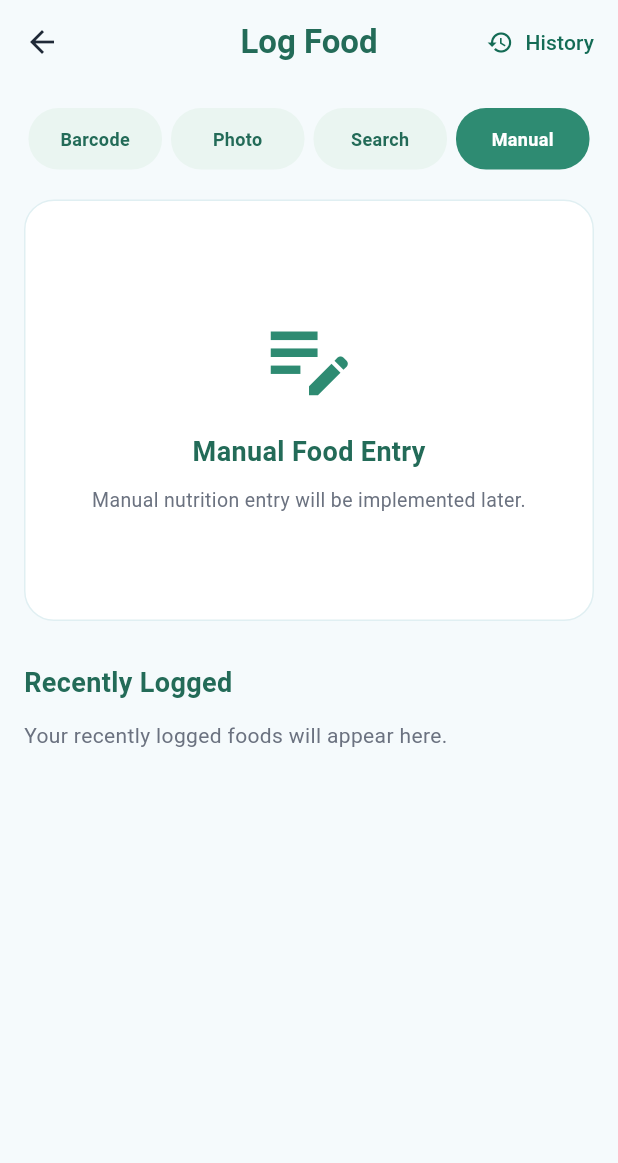
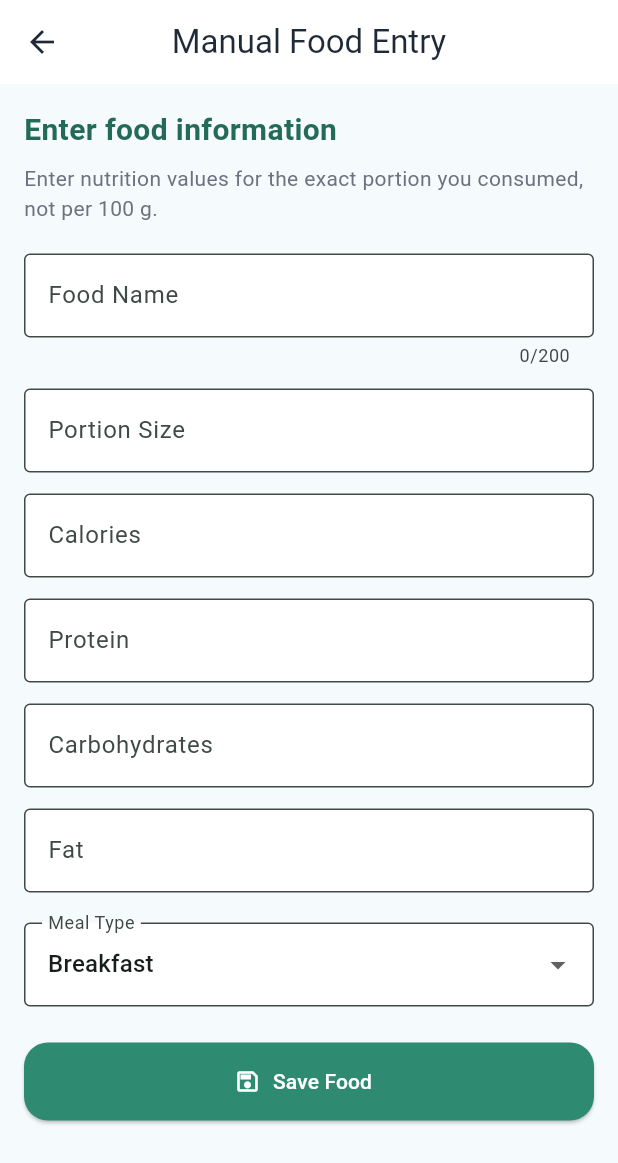
Before and after one commit to tpramuditha/nutriguard_app, a Flutter app: the FoodScannerPage screen opened by its route, after a tap on "Type Manually", on a phone screen of 412 x 824 dp. Shown: the top 1163 px of the screen. Run offline on Flutter 3.47's test engine with Material 3 defaults, Android fonts, the phone set to English and light mode, and no system bars; our stand-ins replace cloud_firestore, firebase_auth, firebase_core, image_picker; missing offline and left inert: google_mlkit_text_recognition, mobile_scanner; accounts and stored records are empty.

Commit message:
Implement manual food entry and quick re-logging

```diff
--- /dev/null
+++ b/nutriguard_app/lib/features/food_scanner/data/services/food_relog_mapper.dart
@@ -0,0 +1,29 @@
+import '../models/food_log_model.dart';
+import '../models/food_model.dart';
+
+class FoodRelogMapper {
+  static FoodModel fromFoodLog(FoodLogModel log) {
+    if (!log.grams.isFinite || log.grams <= 0 || log.grams > 5000) {
+      throw ArgumentError('Invalid portion size in saved food log.');
+    }
+
+    final values = [log.calories, log.protein, log.carbs, log.fat];
+
+    if (values.any((value) => !value.isFinite || value < 0)) {
+      throw ArgumentError('Invalid nutrition values in saved food log.');
+    }
+
+    final factor = 100 / log.grams;
+
+    return FoodModel(
+      id: log.foodId,
+      name: log.foodName,
+      brand: log.brand,
+      source: log.source,
+      caloriesPer100g: log.calories * factor,
+      proteinPer100g: log.protein * factor,
+      carbsPer100g: log.carbs * factor,
+      fatPer100g: log.fat * factor,
+    );
+  }
+}
--- a/nutriguard_app/lib/features/food_scanner/presentation/pages/food_scanner_page.dart
+++ b/nutriguard_app/lib/features/food_scanner/presentation/pages/food_scanner_page.dart
@@ -7,8 +7,11 @@ import '../widgets/barcode_scanner_view.dart';
 import '../../data/repositories/food_repository.dart';
 import '../../data/models/food_log_model.dart';
 import '../../data/repositories/food_log_repository.dart';
+import '../../data/services/food_relog_mapper.dart';
 import '../widgets/food_portion_sheet.dart';
+import '../widgets/recently_logged_foods.dart';
 import 'food_search_page.dart';
+import 'manual_food_entry_page.dart';
 
 class FoodScannerPage extends StatefulWidget {
   const FoodScannerPage({super.key});
@@ -20,6 +23,8 @@ class FoodScannerPage extends StatefulWidget {
 class _FoodScannerPageState extends State<FoodScannerPage> {
   int _selectedTab = 0;
   int _scannerSession = 0;
+  int _recentFoodsVersion = 0;
+  bool _isRelogging = false;
 
   final FoodRepository _foodRepository = FoodRepository();
 
@@ -114,6 +119,95 @@ class _FoodScannerPageState extends State<FoodScannerPage> {
     );
   }
 
+  Future<void> _relogRecentFood(FoodLogModel previousLog) async {
+    if (_isRelogging || !mounted) return;
+
+    _isRelogging = true;
+
+    try {
+      // Reconstruct per-100g nutrition from the saved log.
+      final food = FoodRelogMapper.fromFoodLog(previousLog);
+
+      // Let the user confirm the new portion and meal type.
+      final selection = await showModalBottomSheet<FoodPortionSelection>(
+        context: context,
+        isScrollControlled: true,
+        useSafeArea: true,
+        backgroundColor: Colors.white,
+        shape: const RoundedRectangleBorder(
+          borderRadius: BorderRadius.vertical(top: Radius.circular(24)),
+        ),
+        builder: (_) => FoodPortionSheet(food: food),
+      );
+
+      if (!mounted || selection == null) return;
+
+      final user = FirebaseAuth.instance.currentUser;
+
+      if (user == null) {
+        ScaffoldMessenger.of(context).showSnackBar(
+          const SnackBar(content: Text('Please log in to save your food.')),
+        );
+        return;
+      }
+
+      final selectedFood = selection.food;
+      final grams = selection.grams;
+
+      // Create a new log using the confirmed portion.
+      final newLog = FoodLogModel(
+        foodId: selectedFood.id,
+        foodName: selectedFood.name,
+        brand: selectedFood.brand,
+        source: selectedFood.source,
+        grams: grams,
+        mealType: selection.mealType,
+        calories: selectedFood.caloriesForGrams(grams),
+        protein: selectedFood.proteinForGrams(grams),
+        carbs: selectedFood.carbsForGrams(grams),
+        fat: selectedFood.fatForGrams(grams),
+        loggedAt: DateTime.now(),
+      );
+
+      await _foodLogRepository.saveFoodLog(userId: user.uid, foodLog: newLog);
+
+      if (!mounted) return;
+
+      // Reload the Recently Logged cards.
+      setState(() {
+        _recentFoodsVersion++;
+      });
+
+      ScaffoldMessenger.of(context).showSnackBar(
+        SnackBar(
+          content: Text('${selectedFood.name} added to your food log!'),
+          backgroundColor: AppColors.primary,
+        ),
+      );
+    } on ArgumentError {
+      if (!mounted) return;
+
+      ScaffoldMessenger.of(context).showSnackBar(
+        const SnackBar(
+          content: Text(
+            'Saved food information is invalid. '
+            'Please search for the product again.',
+          ),
+        ),
+      );
+    } catch (error) {
+      if (!mounted) return;
+
+      ScaffoldMessenger.of(context).showSnackBar(
+        const SnackBar(
+          content: Text('Unable to save this food. Please try again.'),
+        ),
+      );
+    } finally {
+      _isRelogging = false;
+    }
+  }
+
   Future<void> _onBarcodeDetected(String barcode) async {
     if (!mounted) return;
 
@@ -199,6 +293,10 @@ class _FoodScannerPageState extends State<FoodScannerPage> {
 
           if (!mounted) return;
 
+          setState(() {
+            _recentFoodsVersion++;
+          });
+
           ScaffoldMessenger.of(context).showSnackBar(
             SnackBar(
               content: Text('${selectedFood.name} added to your food log!'),
@@ -281,7 +379,7 @@ class _FoodScannerPageState extends State<FoodScannerPage> {
             const SizedBox(width: 10),
             Expanded(
               child: OutlinedButton.icon(
-                onPressed: () => _selectTab(3),
+                onPressed: _openManualFoodEntry,
                 icon: const Icon(Icons.edit_note),
                 label: const Text(
                   'Type Manually',
@@ -293,6 +391,19 @@ class _FoodScannerPageState extends State<FoodScannerPage> {
         ),
       ],
     );
+  }
+
+  Future<void> _openManualFoodEntry() async {
+    await Navigator.push(
+      context,
+      MaterialPageRoute(builder: (_) => const ManualFoodEntryPage()),
+    );
+
+    if (!mounted) return;
+
+    setState(() {
+      _recentFoodsVersion++;
+    });
   }
 
   Widget _buildTabContent() {
@@ -317,11 +428,17 @@ class _FoodScannerPageState extends State<FoodScannerPage> {
             ),
             const SizedBox(height: 16),
             ElevatedButton.icon(
-              onPressed: () {
-                Navigator.push(
+              onPressed: () async {
+                await Navigator.push(
                   context,
                   MaterialPageRoute(builder: (_) => const FoodSearchPage()),
                 );
+
+                if (!mounted) return;
+
+                setState(() {
+                  _recentFoodsVersion++;
+                });
               },
               icon: const Icon(Icons.search),
               label: const Text('Open Food Search'),
@@ -330,10 +447,20 @@ class _FoodScannerPageState extends State<FoodScannerPage> {
         );
 
       case 3:
-        return _buildPlaceholder(
-          icon: Icons.edit_note,
-          title: 'Manual Food Entry',
-          description: 'Manual nutrition entry will be implemented later.',
+        return Column(
+          children: [
+            _buildPlaceholder(
+              icon: Icons.edit_note,
+              title: 'Manual Food Entry',
+              description: 'Enter food and nutrition details manually.',
+            ),
+            const SizedBox(height: 16),
+            ElevatedButton.icon(
+              onPressed: _openManualFoodEntry,
+              icon: const Icon(Icons.edit_note),
+              label: const Text('Open Manual Entry'),
+            ),
+          ],
         );
 
       default:
@@ -383,9 +510,9 @@ class _FoodScannerPageState extends State<FoodScannerPage> {
               ),
             ),
             const SizedBox(height: 12),
-            const Text(
-              'Your recently logged foods will appear here.',
-              style: TextStyle(color: AppColors.textSecondary),
+            RecentlyLoggedFoods(
+              key: ValueKey(_recentFoodsVersion),
+              onFoodSelected: _relogRecentFood,
             ),
             const SizedBox(height: 24),
           ],
--- /dev/null
+++ b/nutriguard_app/lib/features/food_scanner/presentation/pages/manual_food_entry_page.dart
@@ -0,0 +1,238 @@
+import 'package:flutter/material.dart';
+import 'package:firebase_auth/firebase_auth.dart';
+
+import '../../../../app/theme/app_colors.dart';
+import '../../data/models/food_log_model.dart';
+import '../../data/repositories/food_log_repository.dart';
+
+class ManualFoodEntryPage extends StatefulWidget {
+  const ManualFoodEntryPage({super.key});
+
+  @override
+  State<ManualFoodEntryPage> createState() => _ManualFoodEntryPageState();
+}
+
+class _ManualFoodEntryPageState extends State<ManualFoodEntryPage> {
+  final _formKey = GlobalKey<FormState>();
+  final FoodLogRepository _foodLogRepository = FoodLogRepository();
+
+  bool _isSaving = false;
+
+  final _nameController = TextEditingController();
+  final _gramsController = TextEditingController();
+  final _caloriesController = TextEditingController();
+  final _proteinController = TextEditingController();
+  final _carbsController = TextEditingController();
+  final _fatController = TextEditingController();
+
+  String _mealType = 'Breakfast';
+
+  @override
+  void dispose() {
+    _nameController.dispose();
+    _gramsController.dispose();
+    _caloriesController.dispose();
+    _proteinController.dispose();
+    _carbsController.dispose();
+    _fatController.dispose();
+    super.dispose();
+  }
+
+  String? _validateNutrition(String? value) {
+    final number = double.tryParse(value?.trim() ?? '');
+
+    if (number == null || !number.isFinite) {
+      return 'Enter a valid number';
+    }
+
+    if (number < 0 || number > 1000000) {
+      return 'Enter a value between 0 and 1000000';
+    }
+
+    return null;
+  }
+
+  String? _validateGrams(String? value) {
+    final number = double.tryParse(value?.trim() ?? '');
+
+    if (number == null || !number.isFinite) {
+      return 'Enter a valid portion';
+    }
+
+    if (number <= 0 || number > 5000) {
+      return 'Portion must be between 0 and 5000 g';
+    }
+
+    return null;
+  }
+
+  Widget _numberField(
+    String label,
+    TextEditingController controller,
+    String unit, {
+    bool isGrams = false,
+  }) {
+    return TextFormField(
+      controller: controller,
+      keyboardType: const TextInputType.numberWithOptions(decimal: true),
+      decoration: InputDecoration(
+        labelText: label,
+        suffixText: unit,
+        border: const OutlineInputBorder(),
+      ),
+      validator: isGrams ? _validateGrams : _validateNutrition,
+    );
+  }
+
+  Future<void> _confirmEntry() async {
+    if (_isSaving) return;
+
+    if (!_formKey.currentState!.validate()) return;
+
+    final user = FirebaseAuth.instance.currentUser;
+
+    if (user == null) {
+      ScaffoldMessenger.of(context).showSnackBar(
+        const SnackBar(content: Text('Please log in to save your food.')),
+      );
+      return;
+    }
+
+    final foodLog = FoodLogModel(
+      foodId: 'manual-${DateTime.now().microsecondsSinceEpoch}',
+      foodName: _nameController.text.trim(),
+      brand: null,
+      source: 'Manual Entry',
+      grams: double.parse(_gramsController.text.trim()),
+      mealType: _mealType,
+      calories: double.parse(_caloriesController.text.trim()),
+      protein: double.parse(_proteinController.text.trim()),
+      carbs: double.parse(_carbsController.text.trim()),
+      fat: double.parse(_fatController.text.trim()),
+      loggedAt: DateTime.now(),
+    );
+
+    setState(() {
+      _isSaving = true;
+    });
+
+    try {
+      await _foodLogRepository.saveFoodLog(userId: user.uid, foodLog: foodLog);
+
+      if (!mounted) return;
+
+      ScaffoldMessenger.of(context).showSnackBar(
+        SnackBar(
+          content: Text('${foodLog.foodName} saved successfully!'),
+          backgroundColor: AppColors.primary,
+        ),
+      );
+
+      // Return to Food Scanner.
+      // The parent page already refreshes Recently Logged.
+      Navigator.pop(context, true);
+    } catch (error) {
+      if (!mounted) return;
+
+      ScaffoldMessenger.of(context).showSnackBar(
+        const SnackBar(content: Text('Unable to save food. Please try again.')),
+      );
+    } finally {
+      if (mounted) {
+        setState(() {
+          _isSaving = false;
+        });
+      }
+    }
+  }
+
+  @override
+  Widget build(BuildContext context) {
+    return Scaffold(
+      backgroundColor: const Color(0xFFF5FAFC),
+      appBar: AppBar(title: const Text('Manual Food Entry'), centerTitle: true),
+      body: Form(
+        key: _formKey,
+        child: ListView(
+          padding: const EdgeInsets.all(16),
+          children: [
+            const Text(
+              'Enter food information',
+              style: TextStyle(
+                fontSize: 20,
+                fontWeight: FontWeight.bold,
+                color: AppColors.primaryDark,
+              ),
+            ),
+            const SizedBox(height: 8),
+            const Text(
+              'Enter nutrition values for the exact portion '
+              'you consumed, not per 100 g.',
+              style: TextStyle(color: AppColors.textSecondary),
+            ),
+            const SizedBox(height: 20),
+
+            TextFormField(
+              controller: _nameController,
+              maxLength: 200,
+              decoration: const InputDecoration(
+                labelText: 'Food Name',
+                hintText: 'e.g. Rice and Dhal Curry',
+                border: OutlineInputBorder(),
+              ),
+              validator: (value) {
+                final name = value?.trim() ?? '';
+                if (name.isEmpty) return 'Enter food name';
+                return null;
+              },
+            ),
+
+            const SizedBox(height: 14),
+            _numberField('Portion Size', _gramsController, 'g', isGrams: true),
+            const SizedBox(height: 14),
+            _numberField('Calories', _caloriesController, 'kcal'),
+            const SizedBox(height: 14),
+            _numberField('Protein', _proteinController, 'g'),
+            const SizedBox(height: 14),
+            _numberField('Carbohydrates', _carbsController, 'g'),
+            const SizedBox(height: 14),
+            _numberField('Fat', _fatController, 'g'),
+
+            const SizedBox(height: 20),
+            DropdownButtonFormField<String>(
+              initialValue: _mealType,
+              decoration: const InputDecoration(
+                labelText: 'Meal Type',
+                border: OutlineInputBorder(),
+              ),
+              items: const [
+                DropdownMenuItem(value: 'Breakfast', child: Text('Breakfast')),
+                DropdownMenuItem(value: 'Lunch', child: Text('Lunch')),
+                DropdownMenuItem(value: 'Dinner', child: Text('Dinner')),
+                DropdownMenuItem(value: 'Snack', child: Text('Snack')),
+              ],
+              onChanged: (value) {
+                if (value != null) {
+                  setState(() => _mealType = value);
+                }
+              },
+            ),
+
+            const SizedBox(height: 24),
+            ElevatedButton.icon(
+              onPressed: _isSaving ? null : _confirmEntry,
+              icon: _isSaving
+                  ? const SizedBox(
+                      width: 18,
+                      height: 18,
+                      child: CircularProgressIndicator(strokeWidth: 2),
+                    )
+                  : const Icon(Icons.save_outlined),
+              label: Text(_isSaving ? 'Saving Food...' : 'Save Food'),
+            ),
+          ],
+        ),
+      ),
+    );
+  }
+}
--- a/nutriguard_app/lib/features/food_scanner/presentation/widgets/food_portion_sheet.dart
+++ b/nutriguard_app/lib/features/food_scanner/presentation/widgets/food_portion_sheet.dart
@@ -296,7 +296,7 @@ class _FoodPortionSheetState extends State<FoodPortionSheet> {
 
               const Center(
                 child: Text(
-                  'This does not save food to your log yet.',
+                  'Confirm to add this food to your log.',
                   style: TextStyle(
                     fontSize: 11,
                     color: AppColors.textSecondary,
--- /dev/null
+++ b/nutriguard_app/lib/features/food_scanner/presentation/widgets/recently_logged_foods.dart
@@ -0,0 +1,164 @@
+import 'package:firebase_auth/firebase_auth.dart';
+import 'package:flutter/material.dart';
+
+import '../../../../app/theme/app_colors.dart';
+import '../../data/models/food_log_model.dart';
+import '../../data/repositories/food_log_repository.dart';
+
+class RecentlyLoggedFoods extends StatefulWidget {
+  final ValueChanged<FoodLogModel> onFoodSelected;
+
+  const RecentlyLoggedFoods({super.key, required this.onFoodSelected});
+
+  @override
+  State<RecentlyLoggedFoods> createState() => _RecentlyLoggedFoodsState();
+}
+
+class _RecentlyLoggedFoodsState extends State<RecentlyLoggedFoods> {
+  final FoodLogRepository _repository = FoodLogRepository();
+
+  late Future<List<FoodLogModel>> _recentFoodsFuture;
+
+  @override
+  void initState() {
+    super.initState();
+    _recentFoodsFuture = _loadRecentFoods();
+  }
+
+  Future<List<FoodLogModel>> _loadRecentFoods() async {
+    final user = FirebaseAuth.instance.currentUser;
+
+    if (user == null) {
+      throw StateError('Please log in to view recent foods.');
+    }
+
+    final logs = await _repository.getFoodLogs(userId: user.uid);
+
+    // Repository already sorts food logs newest first.
+    // Display only the four most recent entries.
+    return logs.take(4).toList();
+  }
+
+  void _refresh() {
+    setState(() {
+      _recentFoodsFuture = _loadRecentFoods();
+    });
+  }
+
+  Widget _foodCard(FoodLogModel food) {
+    return InkWell(
+      borderRadius: BorderRadius.circular(16),
+      onTap: () => widget.onFoodSelected(food),
+      child: Container(
+        width: 155,
+        padding: const EdgeInsets.all(12),
+        decoration: BoxDecoration(
+          color: Colors.white,
+          borderRadius: BorderRadius.circular(16),
+          border: Border.all(color: const Color(0xFFE0ECE8)),
+        ),
+        child: Column(
+          crossAxisAlignment: CrossAxisAlignment.start,
+          children: [
+            const CircleAvatar(
+              radius: 22,
+              backgroundColor: Color(0xFFE0F2EC),
+              child: Icon(Icons.restaurant, color: AppColors.primary),
+            ),
+
+            const SizedBox(height: 10),
+
+            Text(
+              food.foodName,
+              maxLines: 2,
+              overflow: TextOverflow.ellipsis,
+              style: const TextStyle(
+                fontWeight: FontWeight.bold,
+                color: AppColors.primaryDark,
+              ),
+            ),
+
+            const SizedBox(height: 6),
+
+            Text(
+              '${food.grams.toStringAsFixed(0)} g',
+              style: const TextStyle(
+                fontSize: 12,
+                color: AppColors.textSecondary,
+              ),
+            ),
+
+            const SizedBox(height: 4),
+
+            Text(
+              food.mealType,
+              style: const TextStyle(
+                fontSize: 12,
+                color: AppColors.textSecondary,
+              ),
+            ),
+
+            const SizedBox(height: 6),
+
+            Text(
+              '${food.calories.toStringAsFixed(0)} kcal',
+              style: const TextStyle(
+                fontWeight: FontWeight.bold,
+                color: AppColors.primary,
+              ),
+            ),
+          ],
+        ),
+      ),
+    );
+  }
+
+  @override
+  Widget build(BuildContext context) {
+    return FutureBuilder<List<FoodLogModel>>(
+      future: _recentFoodsFuture,
+      builder: (context, snapshot) {
+        if (snapshot.connectionState != ConnectionState.done) {
+          return const Center(child: CircularProgressIndicator());
+        }
+
+        if (snapshot.hasError) {
+          return Column(
+            children: [
+              const Text('Unable to load recent foods.'),
+              TextButton.icon(
+                onPressed: _refresh,
+                icon: const Icon(Icons.refresh),
+                label: const Text('Try Again'),
+              ),
+            ],
+          );
+        }
+
+        final foods = snapshot.data ?? [];
+
+        if (foods.isEmpty) {
+          return const Padding(
+            padding: EdgeInsets.symmetric(vertical: 12),
+            child: Text(
+              'Your recently logged foods will appear here.',
+              style: TextStyle(color: AppColors.textSecondary, fontSize: 12),
+            ),
+          );
+        }
+
+        return SizedBox(
+          height: 170,
+          child: ListView.separated(
+            scrollDirection: Axis.horizontal,
+            itemCount: foods.length,
+            separatorBuilder: (_, _) => const SizedBox(width: 10),
+            itemBuilder: (context, index) {
+              return _foodCard(foods[index]);
+            },
+          ),
+        );
+      },
+    );
+  }
+}
```
Also changed, not shown: 1 other file.
